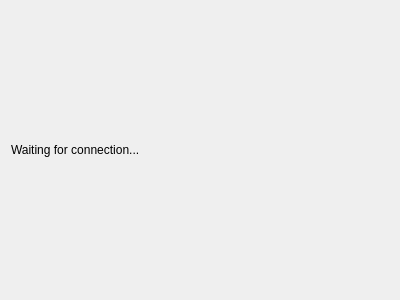
Old version of the form src/ui/QGCConfigView.ui in the repository mavlink/qgroundcontrol.
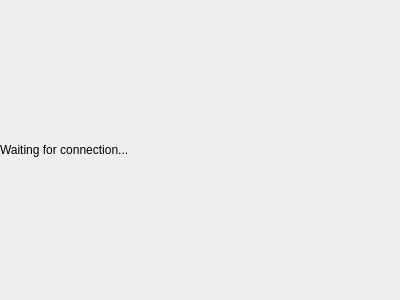
New version of the form.

Patch:
```diff
--- a/src/ui/QGCConfigView.ui
+++ b/src/ui/QGCConfigView.ui
@@ -14,6 +14,9 @@
    <string>Form</string>
   </property>
   <layout class="QGridLayout" name="gridLayout">
+   <property name="margin">
+    <number>0</number>
+   </property>
    <item row="0" column="0">
     <widget class="QLabel" name="waitingLabel">
      <property name="text">
```
